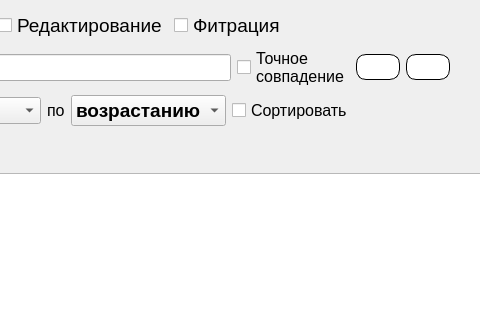
Before: the Qt Designer form Gui/TabWidgets/Admin/credits.ui in MyEdit/Casino_Client, drawn with Qt 5; both pictures show x 234 to 714 and y 0 to 320 of the 994 by 585 pixel window.
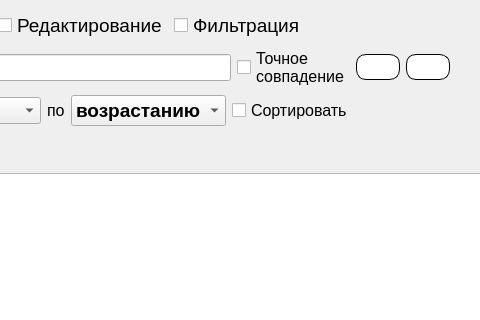
After: the same form once the commit is applied. Icons and pictures are not drawn.

Patch:
```diff
--- a/Gui/TabWidgets/Admin/credits.ui
+++ b/Gui/TabWidgets/Admin/credits.ui
@@ -64,7 +64,7 @@
         </font>
        </property>
        <property name="text">
-        <string>Фитрация</string>
+        <string>Фильтрация</string>
        </property>
       </widget>
      </item>
```
